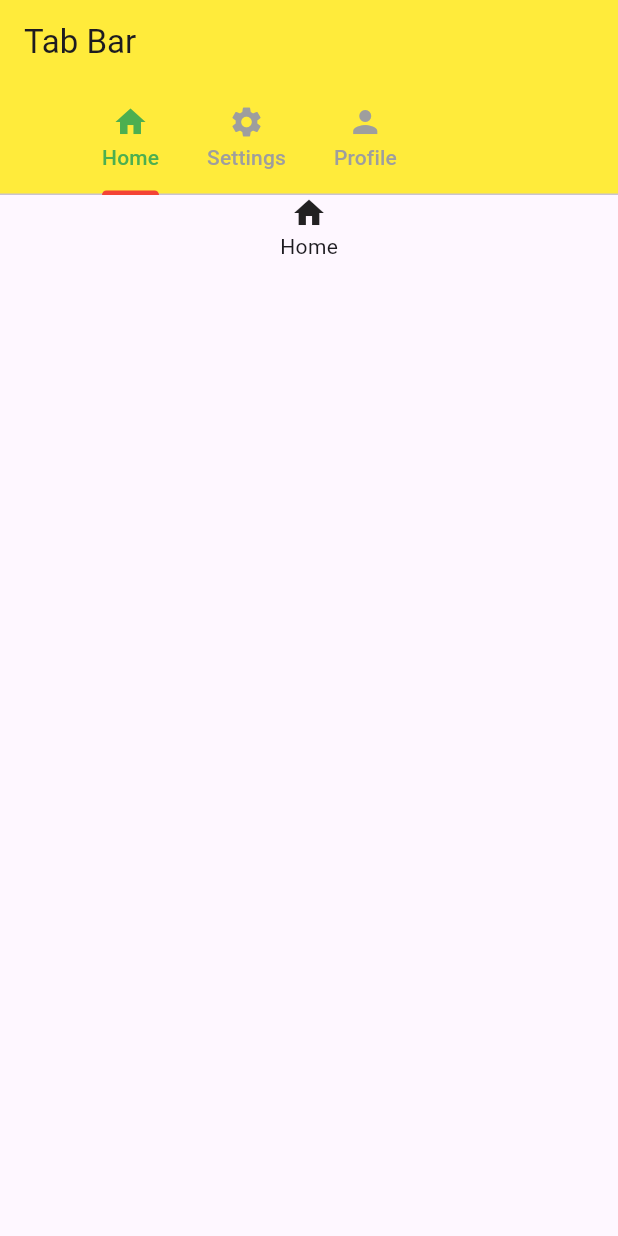
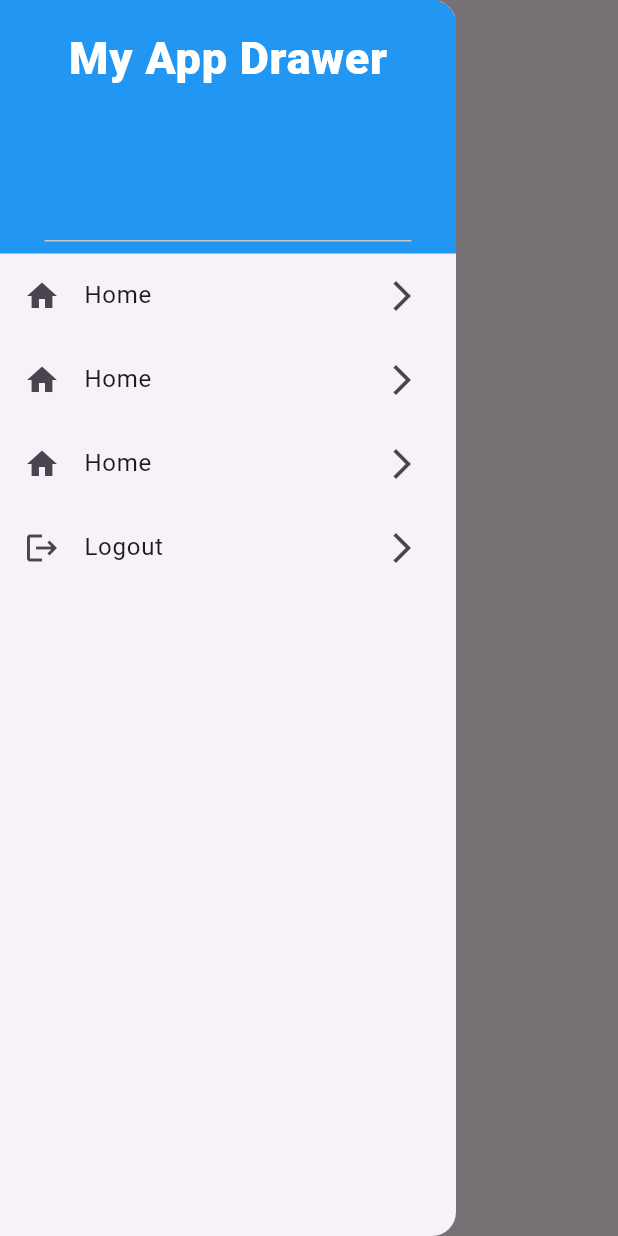
Before and after one commit to AbRehman536/Flutter_sec_7, a Flutter app: the screen it shows after launch, with the side drawer open (before the commit the screen has no drawer), on a phone screen of 412 x 824 dp. Run offline on Flutter 3.47's test engine with Material 3 defaults, Android fonts, the light colour scheme and no system bars.

Commit message:
Popup & Drawer Menu done

```diff
--- /dev/null
+++ b/lib/drawer_menu.dart
@@ -0,0 +1,57 @@
+import 'package:flutter/material.dart';
+import 'package:flutter_sec_7/gridview_demo.dart';
+
+class DrawerMenuDemo extends StatelessWidget {
+  const DrawerMenuDemo({super.key});
+
+  @override
+  Widget build(BuildContext context) {
+    return Scaffold(
+      appBar: AppBar(
+        title: Text("Drawer"),
+        centerTitle: true,
+      ),
+      drawer: Drawer(
+        child: ListView(
+          children: [
+            Container(
+                color: Colors.blue,
+                child: Center(child: DrawerHeader(child: Text("My App Drawer",style: TextStyle(color: Colors.white, fontSize: 30,fontWeight: FontWeight.w900),)))),
+            ListTile(
+              onTap: (){
+                Navigator.push(context, MaterialPageRoute(builder: (context)=>GridViewDemo()));
+              },
+              leading: Icon(Icons.home),
+              title: Text("Home"),
+              trailing: Icon(Icons.arrow_forward_ios),
+            ),
+            ListTile(
+              onTap: (){
+                Navigator.push(context, MaterialPageRoute(builder: (context)=>GridViewDemo()));
+              },
+              leading: Icon(Icons.home),
+              title: Text("Home"),
+              trailing: Icon(Icons.arrow_forward_ios),
+            ),
+            ListTile(
+              onTap: (){
+                Navigator.push(context, MaterialPageRoute(builder: (context)=>GridViewDemo()));
+              },
+              leading: Icon(Icons.home),
+              title: Text("Home"),
+              trailing: Icon(Icons.arrow_forward_ios),
+            ),
+            ListTile(
+              onTap: (){
+                Navigator.pop(context);
+              },
+              leading: Icon(Icons.logout),
+              title: Text("Logout"),
+              trailing: Icon(Icons.arrow_forward_ios),
+            ),
+          ],
+        ),
+      ),
+    );
+  }
+}
--- a/lib/main.dart
+++ b/lib/main.dart
@@ -3,6 +3,7 @@ import 'package:flutter_sec_7/Fab.dart';
 import 'package:flutter_sec_7/app_bar_demo.dart';
 import 'package:flutter_sec_7/asset_image.dart';
 import 'package:flutter_sec_7/bottombar_demo.dart';
+import 'package:flutter_sec_7/drawer_menu.dart';
 import 'package:flutter_sec_7/gridview_demo.dart';
 import 'package:flutter_sec_7/listtile.dart';
 import 'package:flutter_sec_7/login_screen.dart';
@@ -10,6 +11,7 @@ import 'package:flutter_sec_7/login_screen_validation.dart';
 import 'package:flutter_sec_7/multiple_selection.dart';
 import 'package:flutter_sec_7/nested_row_column.dart';
 import 'package:flutter_sec_7/network_image.dart';
+import 'package:flutter_sec_7/popup_menu.dart';
 import 'package:flutter_sec_7/row_column.dart';
 import 'package:flutter_sec_7/single_selection.dart';
 import 'package:flutter_sec_7/tab_bar_demo.dart';
@@ -25,6 +27,7 @@ class MyApp extends StatelessWidget {
   @override
   Widget build(BuildContext context) {
     return MaterialApp(
+      debugShowCheckedModeBanner: false,
       title: 'Flutter Demo',
       theme: ThemeData(
         // This is the theme of your application.
@@ -45,7 +48,7 @@ class MyApp extends StatelessWidget {
         colorScheme: ColorScheme.fromSeed(seedColor: Colors.deepPurple),
         useMaterial3: true,
       ),
-      home: TabBarDemo(),
+      home: DrawerMenuDemo(),
     );
   }
 }
--- a/lib/tab_bar_demo.dart
+++ b/lib/tab_bar_demo.dart
@@ -10,26 +10,33 @@ class TabBarDemo extends StatelessWidget {
       child: Scaffold(
         appBar: AppBar(
           title: Text("Tab Bar"),
-          backgroundColor: Colors.yellow,
+          backgroundColor: Colors.red,
+          foregroundColor: Colors.white,
+          centerTitle: true,
           bottom: TabBar(
-            isScrollable: true,
-            indicatorColor: Colors.red,
-            unselectedLabelColor: Colors.grey,
-            labelColor: Colors.green,
-            tabs: [
+              labelColor: Colors.white,
+              unselectedLabelColor: Colors.grey,
+              indicatorColor: Colors.black,
+              tabs: [
             Tab(text: 'Home',icon: Icon(Icons.home),),
             Tab(text: 'Settings',icon: Icon(Icons.settings),),
             Tab(text: 'Profile',icon: Icon(Icons.person),),
-          ],),
+          ]),
         ),
         body: TabBarView(children: [
           Center(child: Column(children: [
             Icon(Icons.home),
-            Text("Home"),
-          ],)),
-          Center(child: Text("Settings"),),
-          Center(child: Text("Profile"),),
-        ])
+            Text("Home")
+          ],),),
+          Center(child: Column(children: [
+            Icon(Icons.settings),
+            Text("Settings")
+          ],),),
+          Center(child:Column(children: [
+            Icon(Icons.person),
+            Text("Profile")
+          ],) ,),
+        ]),
       ),
     );
   }
```
Also changed, not shown: lib/popup_menu.dart (added, +29 -0 lines).
